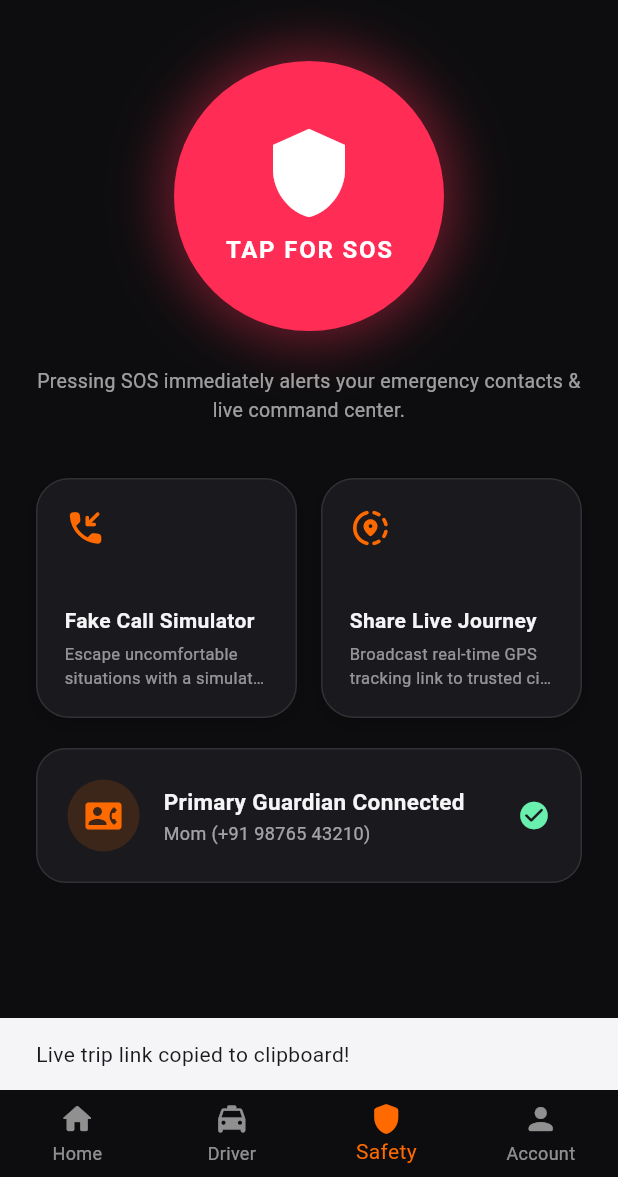
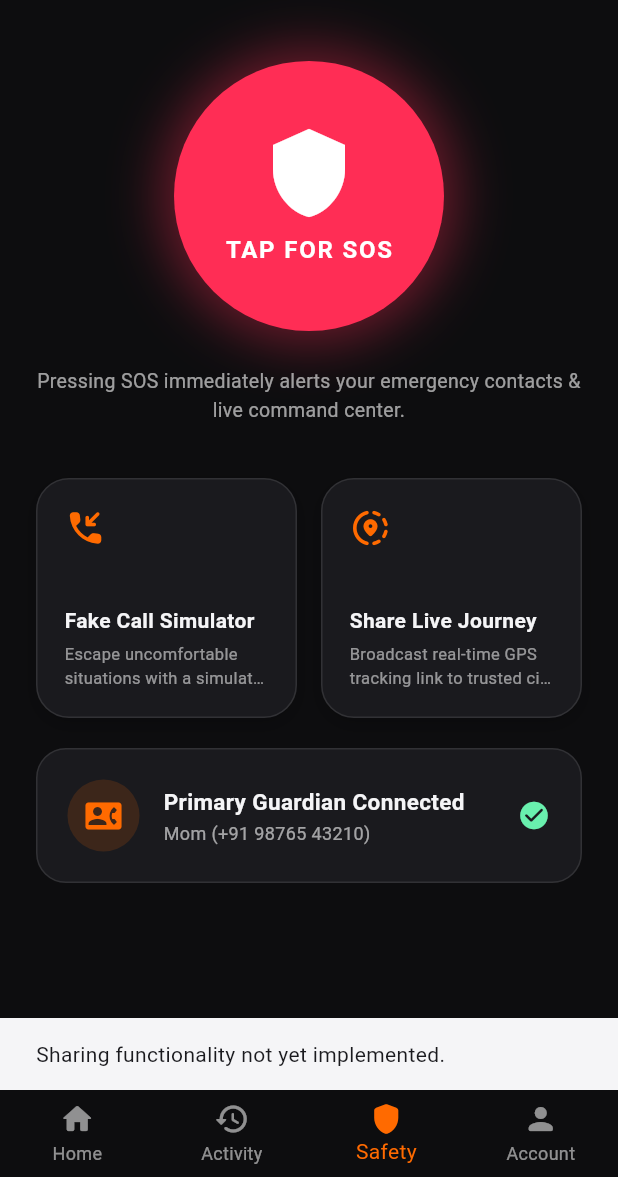
Before and after one commit to bhadwajshubham/HerWay, a Flutter app: the screen it shows once a user with an empty profile is signed in, item 3 of the bottom bar chosen, after a tap on "Share Live Journey", on a phone screen of 412 x 824 dp, the part 59-1236 px from its top. Run offline on Flutter 3.47's test engine with Material 3 defaults, Android fonts, the phone set to English and light mode, and no system bars; our stand-ins replace cloud_firestore, firebase_auth, firebase_core, flutter_riverpod, font_awesome_flutter, geolocator and 2 more; missing offline and left inert: pointer_interceptor; accounts and stored records are empty; statements that could not run were skipped.

Commit message:
updated version 2

```diff
--- a/lib/core/main_scaffold.dart
+++ b/lib/core/main_scaffold.dart
@@ -1,10 +1,13 @@
 import 'package:flutter/material.dart';
 import 'package:flutter_riverpod/flutter_riverpod.dart';
-// Theme is read via Theme.of(context) where needed; remove unused import
+import 'package:firebase_auth/firebase_auth.dart';
+import '../features/activity/activity_screen.dart';
 import '../features/ride/home_screen.dart';
 import '../features/driver/driver_screen.dart';
 import '../features/safety/safety_screen.dart';
 import '../features/profile/profile_screen.dart';
+import '../features/profile/user_service.dart';
+import '../theme/app_theme.dart';
 
 class MainScaffold extends ConsumerStatefulWidget {
   const MainScaffold({super.key});
@@ -16,42 +19,52 @@ class MainScaffold extends ConsumerStatefulWidget {
 class _MainScaffoldState extends ConsumerState<MainScaffold> {
   int _currentIndex = 0;
 
-  final List<Widget> _pages = const [
-    HomeScreen(),
-    DriverScreen(),
-    SafetyScreen(),
-    ProfileScreen(),
+  @override
+  Widget build(BuildContext context) {
+    final user = FirebaseAuth.instance.currentUser;
+    final isDarkMode = ref.watch(themeNotifierProvider) == ThemeMode.dark;
+
+    if (user == null) {
+      return const Scaffold(body: Center(child: Text('Please sign in.')));
+    }
+
+    return StreamBuilder(
+      stream: ref.read(userServiceProvider).streamUserProfile(user.uid),
+      builder: (context, snapshot) {
+        final isDriver = snapshot.data?.isDriver ?? false;
+
+        final pages = [
+          const HomeScreen(),
+          const ActivityScreen(),
+          if (isDriver) const DriverScreen(),
+          const SafetyScreen(),
+          const ProfileScreen(),
         ];
 
-  @override
-  Widget build(BuildContext context) {
+        final navItems = [
+          const BottomNavigationBarItem(icon: Icon(Icons.home_rounded), label: 'Home'),
+          const BottomNavigationBarItem(icon: Icon(Icons.history_rounded), label: 'Activity'),
+          if (isDriver) const BottomNavigationBarItem(icon: Icon(Icons.local_taxi_rounded), label: 'Driver'),
+          const BottomNavigationBarItem(icon: Icon(Icons.shield_rounded), label: 'Safety'),
+          const BottomNavigationBarItem(icon: Icon(Icons.person_rounded), label: 'Account'),
+        ];
+
         return Scaffold(
           body: IndexedStack(
             index: _currentIndex,
-        children: _pages,
+            children: pages,
           ),
           bottomNavigationBar: BottomNavigationBar(
             currentIndex: _currentIndex,
             onTap: (index) => setState(() => _currentIndex = index),
-        items: const [
-          BottomNavigationBarItem(
-            icon: Icon(Icons.home_rounded),
-            label: 'Home',
+            type: BottomNavigationBarType.fixed,
+            backgroundColor: isDarkMode ? AppColors.charcoal : AppColors.appleCard,
+            selectedItemColor: AppColors.herOrange,
+            unselectedItemColor: isDarkMode ? Colors.white54 : AppColors.appleTextSecondary,
+            items: navItems,
           ),
-          BottomNavigationBarItem(
-            icon: Icon(Icons.local_taxi_rounded),
-            label: 'Driver',
-          ),
-          BottomNavigationBarItem(
-            icon: Icon(Icons.shield_rounded),
-            label: 'Safety',
-          ),
-          BottomNavigationBarItem(
-            icon: Icon(Icons.person_rounded),
-            label: 'Account',
-          ),
-        ],
-      ),
+        );
+      },
     );
   }
 }
--- /dev/null
+++ b/lib/core/storage_service.dart
@@ -0,0 +1,4 @@
+import 'package:flutter_riverpod/flutter_riverpod.dart';
+import 'package:shared_preferences/shared_preferences.dart';
+
+final sharedPreferencesProvider = Provider<SharedPreferences>((ref) => throw UnimplementedError());
--- a/lib/features/profile/profile_screen.dart
+++ b/lib/features/profile/profile_screen.dart
@@ -104,6 +104,12 @@ class _ProfileScreenState extends ConsumerState<ProfileScreen> {
 
   @override
   Widget build(BuildContext context) {
+    ref.listen(userProfileStreamProvider, (previous, next) {
+      if (next is AsyncData && next.value != null) {
+        _populateData(next.value!);
+      }
+    });
+
     final userAsync = ref.watch(userProfileStreamProvider);
     final theme = Theme.of(context);
     final isDark = theme.brightness == Brightness.dark;
@@ -134,7 +140,7 @@ class _ProfileScreenState extends ConsumerState<ProfileScreen> {
             return const Center(child: Text('No user profile found.'));
           }
 
-          _populateData(user);
+          if (!_isInitialized) _populateData(user);
 
           return SingleChildScrollView(
             padding: const EdgeInsets.all(24.0),
--- a/lib/features/safety/safety_screen.dart
+++ b/lib/features/safety/safety_screen.dart
@@ -141,7 +141,6 @@ class _SafetyScreenState extends ConsumerState<SafetyScreen> {
         child: Column(
           crossAxisAlignment: CrossAxisAlignment.center,
           children: [
-            // Big SOS Emergency Trigger Shield
             GestureDetector(
               onTap: _triggerSosAlert,
               child: AnimatedContainer(
@@ -209,7 +208,7 @@ class _SafetyScreenState extends ConsumerState<SafetyScreen> {
                     subtitle: 'Broadcast real-time GPS tracking link to trusted circle',
                     onTap: () {
                       ScaffoldMessenger.of(context).showSnackBar(
-                        const SnackBar(content: Text('Live trip link copied to clipboard!')),
+                        const SnackBar(content: Text('Sharing functionality not yet implemented.')),
                       );
                     },
                   ),
@@ -262,7 +261,7 @@ class _SafetyScreenState extends ConsumerState<SafetyScreen> {
                       ],
                     ),
                   ),
-                  Icon(
+                  const Icon(
                     Icons.check_circle_rounded,
                     color: Colors.greenAccent,
                     size: 22,
--- a/lib/main.dart
+++ b/lib/main.dart
@@ -4,17 +4,25 @@ import 'package:firebase_auth/firebase_auth.dart';
 import 'package:firebase_core/firebase_core.dart';
 import 'package:flutter/material.dart';
 import 'package:flutter_riverpod/flutter_riverpod.dart';
+import 'package:shared_preferences/shared_preferences.dart';
 
 import 'core/app_config.dart';
 import 'core/main_scaffold.dart';
+import 'core/storage_service.dart';
 import 'features/auth/login_screen.dart';
 import 'firebase_options.dart';
 import 'theme/app_theme.dart';
 
-void main() {
+Future<void> main() async {
   WidgetsFlutterBinding.ensureInitialized();
+  final sharedPreferences = await SharedPreferences.getInstance();
   ErrorWidget.builder = (details) => const _UnexpectedErrorScreen();
-  runApp(const ProviderScope(child: HerWayApp()));
+  runApp(ProviderScope(
+    overrides: [
+      sharedPreferencesProvider.overrideWithValue(sharedPreferences),
+    ],
+    child: const HerWayApp(),
+  ));
 }
 
 class HerWayApp extends ConsumerWidget {
--- a/lib/theme/app_theme.dart
+++ b/lib/theme/app_theme.dart
@@ -1,16 +1,28 @@
 import 'package:flutter/material.dart';
 import 'package:flutter_riverpod/flutter_riverpod.dart';
+import 'package:shared_preferences/shared_preferences.dart';
+import '../core/storage_service.dart';
 
 // Riverpod Provider to manage Theme State across the entire application
 final themeNotifierProvider = StateNotifierProvider<ThemeNotifier, ThemeMode>((ref) {
-  return ThemeNotifier();
+  final prefs = ref.watch(sharedPreferencesProvider);
+  return ThemeNotifier(prefs);
 });
 
 class ThemeNotifier extends StateNotifier<ThemeMode> {
-  ThemeNotifier() : super(ThemeMode.dark);
+  final SharedPreferences _prefs;
+  static const _key = 'isDarkMode';
+
+  ThemeNotifier(this._prefs) : super(_loadInitialMode(_prefs));
+
+  static ThemeMode _loadInitialMode(SharedPreferences prefs) {
+    final isDarkMode = prefs.getBool(_key) ?? true; // Default to dark
+    return isDarkMode ? ThemeMode.dark : ThemeMode.light;
+  }
 
   void toggleTheme() {
     state = state == ThemeMode.dark ? ThemeMode.light : ThemeMode.dark;
+    _prefs.setBool(_key, state == ThemeMode.dark);
   }
 
   bool get isDarkMode => state == ThemeMode.dark;
--- a/pubspec.yaml
+++ b/pubspec.yaml
@@ -49,6 +49,7 @@ dependencies:
   google_sign_in: ^7.2.0
   sign_in_with_apple: ^8.1.0
   font_awesome_flutter: ^11.0.0
+  shared_preferences: ^2.5.5
 
 dev_dependencies:
   flutter_test:
```
Also changed, not shown: lib/features/ride/home_screen.dart (+16 -2 lines), lib/features/ride/map_screen.dart (+65 -143 lines), pubspec.lock, 1 other file. Lines whose indentation alone changed are shown as unchanged.
